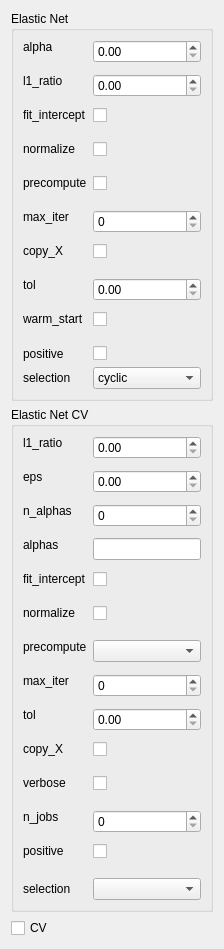
This is ui/ElasticNet.ui in tisaconundrum2/PySAT-GUI as Qt 5 draws it before an edit. The edited form follows.
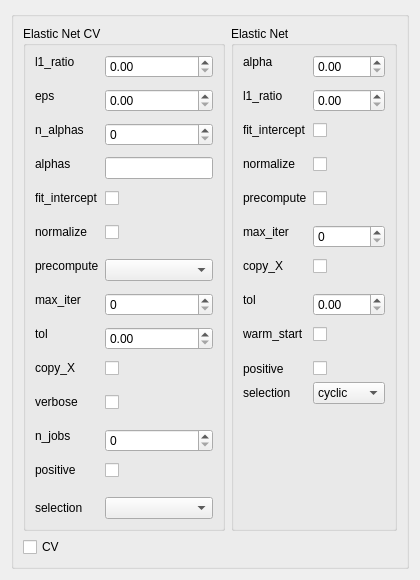
This is the edited form.

Diff of the .ui file:
```diff
--- a/ui/ElasticNet.ui
+++ b/ui/ElasticNet.ui
@@ -13,153 +13,19 @@
   </property>
   <layout class="QVBoxLayout" name="verticalLayout">
    <item>
-    <widget class="QGroupBox" name="elasticNetGroupBox">
-     <property name="title">
-      <string>Elastic Net</string>
-     </property>
-     <layout class="QFormLayout" name="ElasticNet">
-      <property name="fieldGrowthPolicy">
-       <enum>QFormLayout::AllNonFixedFieldsGrow</enum>
-      </property>
-      <item row="0" column="0">
-       <widget class="QLabel" name="enalphaLabel">
-        <property name="text">
-         <string>alpha
-</string>
-        </property>
-       </widget>
-      </item>
-      <item row="1" column="0">
-       <widget class="QLabel" name="enl1_ratioLabel">
-        <property name="text">
-         <string>l1_ratio
-</string>
-        </property>
-       </widget>
-      </item>
-      <item row="1" column="1">
-       <widget class="QDoubleSpinBox" name="enl1_ratioDoubleSpinBox"/>
-      </item>
-      <item row="2" column="0">
-       <widget class="QLabel" name="enfit_interceptLabel">
-        <property name="text">
-         <string>fit_intercept
-</string>
-        </property>
-       </widget>
-      </item>
-      <item row="2" column="1">
-       <widget class="QCheckBox" name="enfit_interceptCheckBox"/>
-      </item>
-      <item row="3" column="0">
-       <widget class="QLabel" name="ennormalizeLabel">
-        <property name="text">
-         <string>normalize
-</string>
-        </property>
-       </widget>
-      </item>
-      <item row="3" column="1">
-       <widget class="QCheckBox" name="ennormalizeCheckBox"/>
-      </item>
-      <item row="4" column="0">
-       <widget class="QLabel" name="enprecomputeLabel">
-        <property name="text">
-         <string>precompute
-</string>
-        </property>
-       </widget>
-      </item>
-      <item row="4" column="1">
-       <widget class="QCheckBox" name="enprecomputeCheckBox"/>
-      </item>
-      <item row="5" column="0">
-       <widget class="QLabel" name="enmax_iterLabel">
-        <property name="text">
-         <string>max_iter
-</string>
-        </property>
-       </widget>
-      </item>
-      <item row="5" column="1">
-       <widget class="QSpinBox" name="enmax_iterSpinBox"/>
-      </item>
-      <item row="6" column="0">
-       <widget class="QLabel" name="encopy_XLabel">
-        <property name="text">
-         <string>copy_X
-</string>
-        </property>
-       </widget>
-      </item>
-      <item row="6" column="1">
-       <widget class="QCheckBox" name="encopy_XCheckBox"/>
-      </item>
-      <item row="7" column="0">
-       <widget class="QLabel" name="entolLabel">
-        <property name="text">
-         <string>tol
-</string>
-        </property>
-       </widget>
-      </item>
-      <item row="7" column="1">
-       <widget class="QDoubleSpinBox" name="entolDoubleSpinBox"/>
-      </item>
-      <item row="8" column="0">
-       <widget class="QLabel" name="enwarm_startLabel">
-        <property name="text">
-         <string>warm_start
-</string>
-        </property>
-       </widget>
-      </item>
-      <item row="8" column="1">
-       <widget class="QCheckBox" name="enwarm_startCheckBox"/>
-      </item>
-      <item row="9" column="0">
-       <widget class="QLabel" name="enpositiveLabel">
-        <property name="text">
-         <string>positive</string>
-        </property>
-       </widget>
-      </item>
-      <item row="9" column="1">
-       <widget class="QCheckBox" name="enpositiveCheckBox"/>
-      </item>
-      <item row="10" column="0">
-       <widget class="QLabel" name="enselectionLabel">
-        <property name="text">
-         <string>selection</string>
-        </property>
-       </widget>
-      </item>
-      <item row="10" column="1">
-       <widget class="QComboBox" name="enselectionComboBox">
+    <widget class="QGroupBox" name="groupBox">
+     <layout class="QVBoxLayout" name="ENLayout">
         <item>
-         <property name="text">
-          <string>cyclic</string>
-         </property>
-        </item>
-        <item>
-         <property name="text">
-          <string>random</string>
-         </property>
-        </item>
-       </widget>
-      </item>
-      <item row="0" column="1">
-       <widget class="QDoubleSpinBox" name="enalphaDoubleSpinBox"/>
-      </item>
-     </layout>
-    </widget>
-   </item>
+       <layout class="QHBoxLayout" name="horizontalLayout">
    <item>
     <widget class="QGroupBox" name="elasticNetCVGroupBox">
      <property name="title">
       <string>Elastic Net CV</string>
      </property>
      <layout class="QFormLayout" name="ElasticNetCV_2">
+           <property name="fieldGrowthPolicy">
+            <enum>QFormLayout::AllNonFixedFieldsGrow</enum>
+           </property>
       <item row="0" column="0">
        <widget class="QLabel" name="l1_ratioLabel">
         <property name="text">
@@ -317,6 +183,150 @@
     </widget>
    </item>
    <item>
+         <widget class="QGroupBox" name="elasticNetGroupBox">
+          <property name="title">
+           <string>Elastic Net</string>
+          </property>
+          <layout class="QFormLayout" name="ElasticNet">
+           <property name="fieldGrowthPolicy">
+            <enum>QFormLayout::AllNonFixedFieldsGrow</enum>
+           </property>
+           <item row="0" column="0">
+            <widget class="QLabel" name="enalphaLabel">
+             <property name="text">
+              <string>alpha
+</string>
+             </property>
+            </widget>
+           </item>
+           <item row="1" column="0">
+            <widget class="QLabel" name="enl1_ratioLabel">
+             <property name="text">
+              <string>l1_ratio
+</string>
+             </property>
+            </widget>
+           </item>
+           <item row="1" column="1">
+            <widget class="QDoubleSpinBox" name="enl1_ratioDoubleSpinBox"/>
+           </item>
+           <item row="2" column="0">
+            <widget class="QLabel" name="enfit_interceptLabel">
+             <property name="text">
+              <string>fit_intercept
+</string>
+             </property>
+            </widget>
+           </item>
+           <item row="2" column="1">
+            <widget class="QCheckBox" name="enfit_interceptCheckBox"/>
+           </item>
+           <item row="3" column="0">
+            <widget class="QLabel" name="ennormalizeLabel">
+             <property name="text">
+              <string>normalize
+</string>
+             </property>
+            </widget>
+           </item>
+           <item row="3" column="1">
+            <widget class="QCheckBox" name="ennormalizeCheckBox"/>
+           </item>
+           <item row="4" column="0">
+            <widget class="QLabel" name="enprecomputeLabel">
+             <property name="text">
+              <string>precompute
+</string>
+             </property>
+            </widget>
+           </item>
+           <item row="4" column="1">
+            <widget class="QCheckBox" name="enprecomputeCheckBox"/>
+           </item>
+           <item row="5" column="0">
+            <widget class="QLabel" name="enmax_iterLabel">
+             <property name="text">
+              <string>max_iter
+</string>
+             </property>
+            </widget>
+           </item>
+           <item row="5" column="1">
+            <widget class="QSpinBox" name="enmax_iterSpinBox"/>
+           </item>
+           <item row="6" column="0">
+            <widget class="QLabel" name="encopy_XLabel">
+             <property name="text">
+              <string>copy_X
+</string>
+             </property>
+            </widget>
+           </item>
+           <item row="6" column="1">
+            <widget class="QCheckBox" name="encopy_XCheckBox"/>
+           </item>
+           <item row="7" column="0">
+            <widget class="QLabel" name="entolLabel">
+             <property name="text">
+              <string>tol
+</string>
+             </property>
+            </widget>
+           </item>
+           <item row="7" column="1">
+            <widget class="QDoubleSpinBox" name="entolDoubleSpinBox"/>
+           </item>
+           <item row="8" column="0">
+            <widget class="QLabel" name="enwarm_startLabel">
+             <property name="text">
+              <string>warm_start
+</string>
+             </property>
+            </widget>
+           </item>
+           <item row="8" column="1">
+            <widget class="QCheckBox" name="enwarm_startCheckBox"/>
+           </item>
+           <item row="9" column="0">
+            <widget class="QLabel" name="enpositiveLabel">
+             <property name="text">
+              <string>positive</string>
+             </property>
+            </widget>
+           </item>
+           <item row="9" column="1">
+            <widget class="QCheckBox" name="enpositiveCheckBox"/>
+           </item>
+           <item row="10" column="0">
+            <widget class="QLabel" name="enselectionLabel">
+             <property name="text">
+              <string>selection</string>
+             </property>
+            </widget>
+           </item>
+           <item row="10" column="1">
+            <widget class="QComboBox" name="enselectionComboBox">
+             <item>
+              <property name="text">
+               <string>cyclic</string>
+              </property>
+             </item>
+             <item>
+              <property name="text">
+               <string>random</string>
+              </property>
+             </item>
+            </widget>
+           </item>
+           <item row="0" column="1">
+            <widget class="QDoubleSpinBox" name="enalphaDoubleSpinBox"/>
+           </item>
+          </layout>
+         </widget>
+        </item>
+       </layout>
+      </item>
+      <item>
     <widget class="QCheckBox" name="CVCheckBox">
      <property name="text">
       <string>CV</string>
@@ -325,6 +335,9 @@
    </item>
   </layout>
  </widget>
+   </item>
+  </layout>
+ </widget>
  <resources/>
  <connections>
   <connection>
```
Left out of the diff: 40 changed lines with no effect on the pictures. Lines whose indentation alone changed are shown as unchanged.
